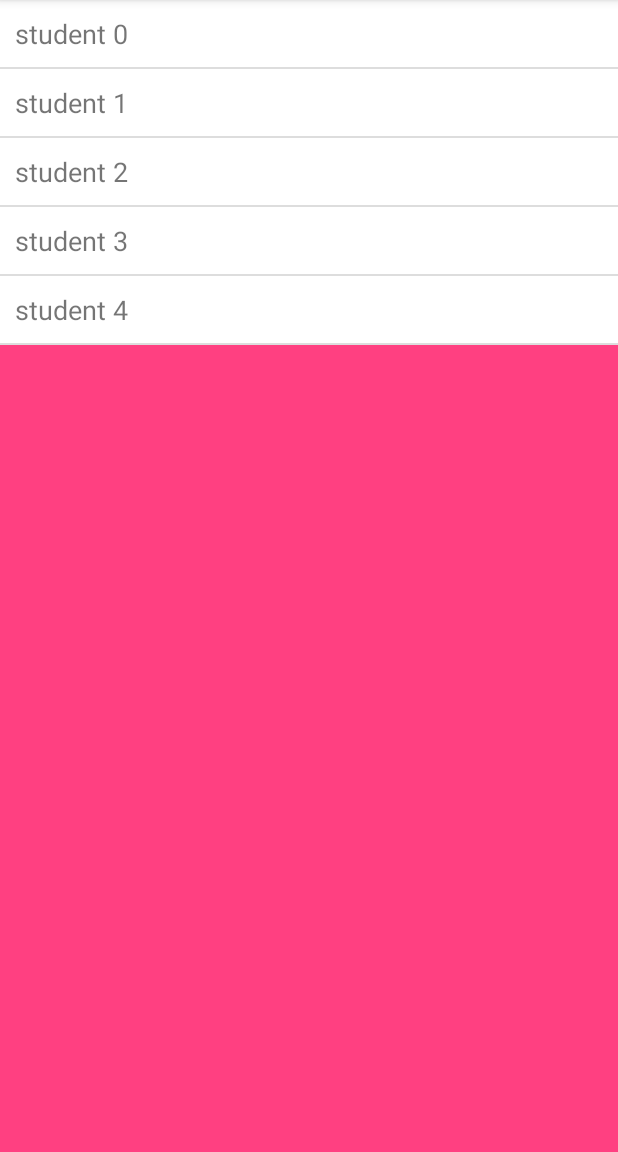
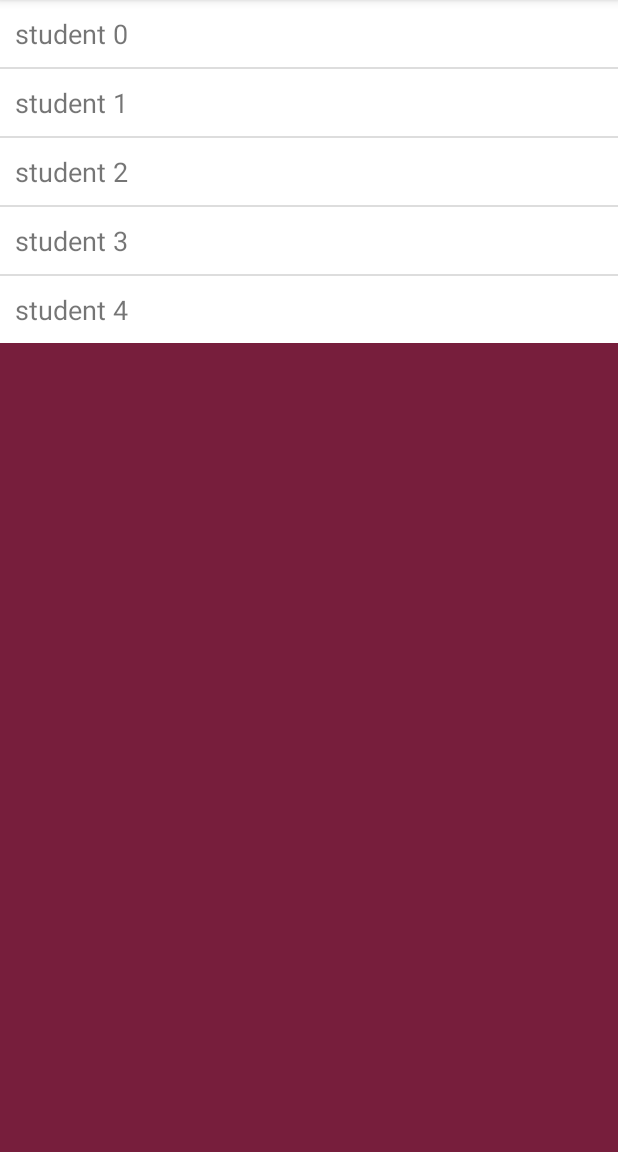
Before and after one commit to huyang2100/BaseSkill_Android, an Android app: the fragment AnimDownFragment placed in its activity, after a tap on "CLICK", on a phone screen of 412 x 824 dp, the part 84-1236 px from its top. Run offline under Robolectric (Android 15) with nearby library versions, the phone set to English and light mode, and no system bars.

```diff
--- a/app/src/main/java/com/hu/yang/baseskill_android/fragment/AnimDownFragment.java
+++ b/app/src/main/java/com/hu/yang/baseskill_android/fragment/AnimDownFragment.java
@@ -5,19 +5,13 @@ import android.animation.AnimatorListenerAdapter;
 import android.animation.ObjectAnimator;
 import android.animation.ValueAnimator;
 import android.os.Bundle;
-import android.support.v4.app.Fragment;
-import android.util.Log;
-import android.view.MotionEvent;
 import android.view.View;
 import android.view.ViewGroup;
 import android.view.animation.AccelerateDecelerateInterpolator;
-import android.view.animation.Animation;
 import android.widget.AdapterView;
-import android.widget.ArrayAdapter;
 import android.widget.BaseAdapter;
 import android.widget.ListView;
 import android.widget.TextView;
-import android.widget.Toast;
 
 import com.hu.yang.baseskill_android.R;
 
@@ -32,7 +26,9 @@ public class AnimDownFragment extends BaseFragment {
     private static final long ANIM_DURATION = 500;
     private ListView mLv;
     private ArrayList<String> contentList = new ArrayList<>();
-    private View mRootView;
+    private View rootView;
+    private View mFl_lv;
+    private View mFl_bg;
 
     @Override
     protected void initData(Bundle savedInstanceState) {
@@ -47,7 +43,7 @@ public class AnimDownFragment extends BaseFragment {
         view.findViewById(R.id.show).setOnClickListener(new View.OnClickListener() {
             @Override
             public void onClick(View v) {
-                if (mLv.getVisibility() == View.GONE) {
+                if (mFl_lv.getVisibility() == View.GONE) {
                     showList();
                 } else {
                     hideList();
@@ -62,35 +58,50 @@ public class AnimDownFragment extends BaseFragment {
                 hideList();
             }
         });
-        mLv.setOnTouchListener(new View.OnTouchListener() {
+        rootView = view.findViewById(R.id.root_view);
+        rootView.setOnClickListener(new View.OnClickListener() {
             @Override
-            public boolean onTouch(View v, MotionEvent event) {
+            public void onClick(View v) {
                 hideList();
-                return false;
             }
         });
-        mRootView = view.findViewById(R.id.root_view);
+        mFl_lv = view.findViewById(R.id.fl_lv);
+        mFl_bg = view.findViewById(R.id.fl_bg);
     }
 
     private void showList() {
-        if (mLv.getVisibility() == View.GONE) {
-            mLv.setVisibility(View.VISIBLE);
-            ObjectAnimator objectAnimator = ObjectAnimator.ofFloat(mLv, "translationY", -mRootView.getHeight(), 0);
+        if (mFl_lv.getVisibility() == View.GONE) {
+            mFl_lv.setVisibility(View.VISIBLE);
+            mFl_bg.setVisibility(View.VISIBLE);
+            ObjectAnimator objectAnimator = ObjectAnimator.ofFloat(mFl_lv, "translationY", -rootView.getHeight(), 0);
             objectAnimator.setInterpolator(new AccelerateDecelerateInterpolator());
             objectAnimator.setDuration(ANIM_DURATION).start();
+            objectAnimator.addUpdateListener(new ValueAnimator.AnimatorUpdateListener() {
+                @Override
+                public void onAnimationUpdate(ValueAnimator animation) {
+                    mFl_bg.setAlpha(animation.getAnimatedFraction());
+                }
+            });
         }
     }
 
     private void hideList() {
-        if (mLv.getTranslationY() == 0f) {
-            ObjectAnimator objectAnimator = ObjectAnimator.ofFloat(mLv, "translationY", 0, -mRootView.getHeight()).setDuration(ANIM_DURATION);
+        if (mFl_lv.getTranslationY() == 0f) {
+            ObjectAnimator objectAnimator = ObjectAnimator.ofFloat(mFl_lv, "translationY", 0, -rootView.getHeight()).setDuration(ANIM_DURATION);
             objectAnimator.setInterpolator(new AccelerateDecelerateInterpolator());
             objectAnimator.start();
             objectAnimator.addListener(new AnimatorListenerAdapter() {
                 @Override
                 public void onAnimationEnd(Animator animation) {
                     super.onAnimationEnd(animation);
-                    mLv.setVisibility(View.GONE);
+                    mFl_lv.setVisibility(View.GONE);
+                    mFl_bg.setVisibility(View.GONE);
+                }
+            });
+            objectAnimator.addUpdateListener(new ValueAnimator.AnimatorUpdateListener() {
+                @Override
+                public void onAnimationUpdate(ValueAnimator animation) {
+                    mFl_bg.setAlpha(1-animation.getAnimatedFraction());
                 }
             });
         }
--- /dev/null
+++ b/app/src/main/res/drawable/line_shadow.xml
@@ -0,0 +1,5 @@
+<?xml version="1.0" encoding="utf-8"?>
+<shape xmlns:android="http://schemas.android.com/apk/res/android">
+    <size android:height="1dp" android:width="100dp"/>
+    <gradient android:startColor="#f00" android:endColor="@android:color/transparent" android:angle="-90"/>
+</shape>
--- a/app/src/main/res/layout/fragment_anim_down.xml
+++ b/app/src/main/res/layout/fragment_anim_down.xml
@@ -5,10 +5,10 @@
              android:layout_height="match_parent">
 
     <LinearLayout
+        android:layout_width="match_parent"
+        android:layout_height="match_parent"
         android:background="@color/colorAccent"
-        android:orientation="vertical"
-        android:layout_width="match_parent"
-        android:layout_height="match_parent">
+        android:orientation="vertical">
 
         <Button
             android:id="@+id/show"
@@ -19,14 +19,28 @@
 
     </LinearLayout>
 
-    <ListView
-        android:id="@+id/lv"
-        android:divider="#ddd"
-        android:dividerHeight="1dp"
-        android:visibility="gone"
+    <FrameLayout
+        android:id="@+id/fl_bg"
         android:layout_width="match_parent"
-        android:layout_height="match_parent">
+        android:layout_height="match_parent"
+        android:background="#8000"
+        android:visibility="gone">
 
-    </ListView>
+    </FrameLayout>
 
+    <FrameLayout
+        android:id="@+id/fl_lv"
+        android:layout_width="match_parent"
+        android:layout_height="match_parent"
+        android:visibility="gone">
+
+        <ListView
+            android:id="@+id/lv"
+            android:layout_width="match_parent"
+            android:layout_height="wrap_content"
+            android:divider="#ddd"
+            android:dividerHeight="1dp">
+
+        </ListView>
+    </FrameLayout>
 </FrameLayout>
```
Also changed, not shown: app/src/main/java/com/hu/yang/baseskill_android/fragment/WheelViewFragment.java (added, +64 -0 lines), app/src/main/res/layout/fragment_wheelview.xml (added, +12 -0 lines).
